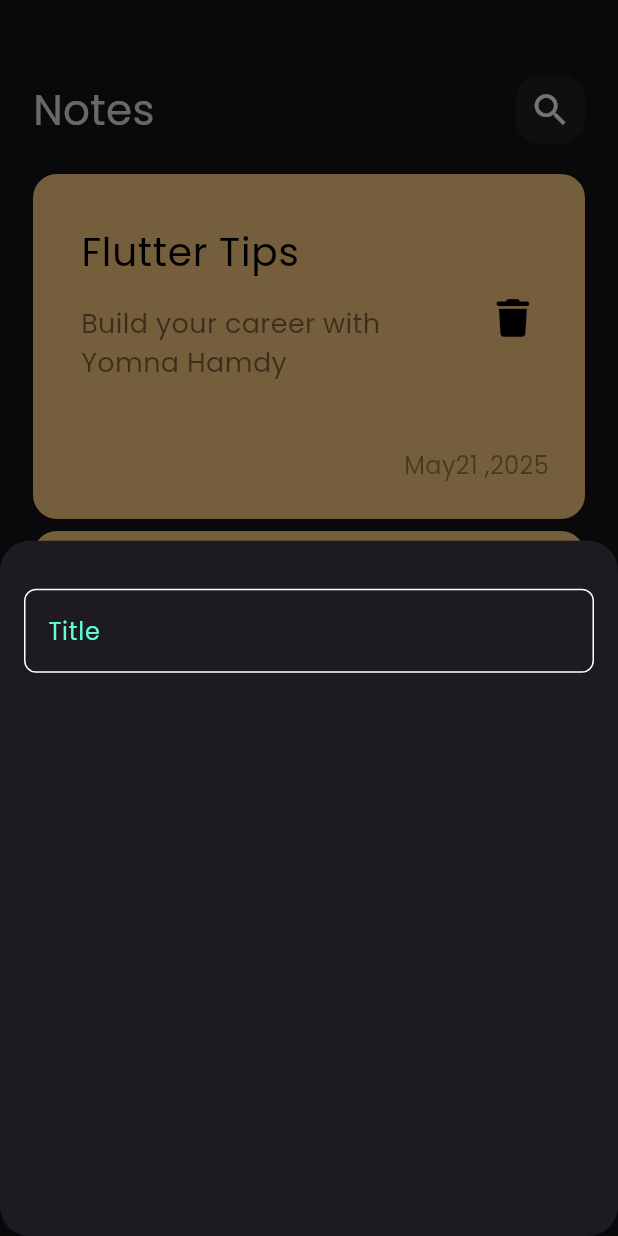
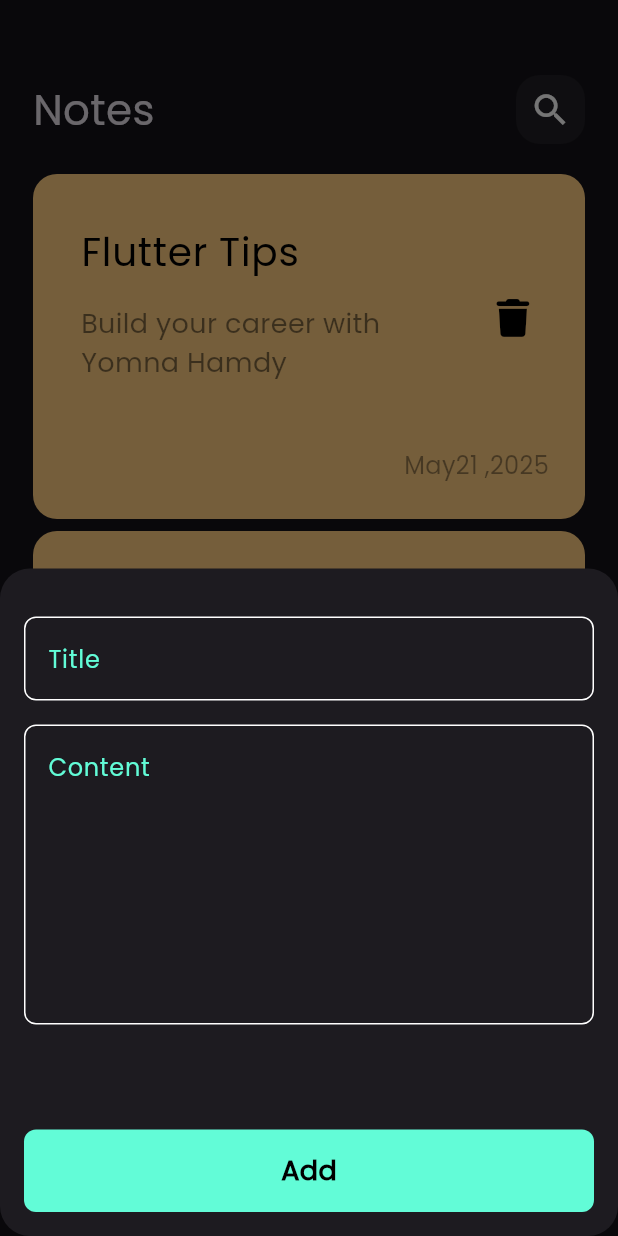
Before and after one commit to yomnaahmed134/notes_app, a Flutter app: the screen it shows after launch, after a tap on the "add" icon, on a phone screen of 412 x 824 dp. Run offline on Flutter 3.47's test engine with Material 3 defaults, Android fonts, the phone set to English and light mode, and no system bars; our stand-ins replace font_awesome_flutter.

Commit message:
create add notes button to bottom sheet and finish notes bottom sheet

```diff
--- a/lib/views/widgets/add_note_bottom_sheet.dart
+++ b/lib/views/widgets/add_note_bottom_sheet.dart
@@ -1,4 +1,6 @@
 import 'package:flutter/material.dart';
+// import 'package:notes_app/constant.dart';
+import 'package:notes_app/views/widgets/custom_button.dart';
 import 'package:notes_app/views/widgets/custom_text_field.dart';
 
 class AddNoteBottomSheet extends StatelessWidget {
@@ -8,7 +10,19 @@ class AddNoteBottomSheet extends StatelessWidget {
   Widget build(BuildContext context) {
     return Padding(
       padding: const EdgeInsets.symmetric(horizontal: 16.0),
-      child: Column(children: [SizedBox(height: 32), CustomTextField()]),
+      child: SingleChildScrollView(
+        child: Column(
+          children: [
+            SizedBox(height: 32),
+            CustomTextField(hint: 'Title'),
+            SizedBox(height: 16),
+            CustomTextField(hint: 'Content', maxLines: 7),
+            SizedBox(height: 70),
+            CustomButton(),
+            SizedBox(height: 16),
+          ],
+        ),
+      ),
     );
   }
 }
--- /dev/null
+++ b/lib/views/widgets/custom_button.dart
@@ -0,0 +1,29 @@
+
+import 'package:flutter/material.dart';
+import 'package:notes_app/constant.dart';
+
+class CustomButton extends StatelessWidget {
+  const CustomButton({super.key});
+
+  @override
+  Widget build(BuildContext context) {
+    return Container(
+      width: MediaQuery.of(context).size.width,
+      height: 55,
+      decoration: BoxDecoration(
+        color: kPrimaryColor,
+        borderRadius: BorderRadius.circular(8),
+      ),
+      child: Center(
+        child: Text(
+          'Add',
+          style: TextStyle(
+            color: Colors.black,
+            fontSize: 18,
+            fontWeight: FontWeight.bold,
+          ),
+        ),
+      ),
+    );
+  }
+}
--- a/lib/views/widgets/custom_text_field.dart
+++ b/lib/views/widgets/custom_text_field.dart
@@ -2,14 +2,17 @@ import 'package:flutter/material.dart';
 import 'package:notes_app/constant.dart';
 
 class CustomTextField extends StatelessWidget {
-  const CustomTextField({super.key});
+  const CustomTextField({super.key, required this.hint,  this.maxLines=1});
+  final String hint;
+  final int maxLines;
 
   @override
   Widget build(BuildContext context) {
     return TextField(
       cursorColor: kPrimaryColor,
+      maxLines: maxLines,
       decoration: InputDecoration(
-        hintText: 'Title',
+        hintText: hint,
         hintStyle: TextStyle(color: kPrimaryColor),
         border: buildBorder(),
         enabledBorder: buildBorder(),
```
